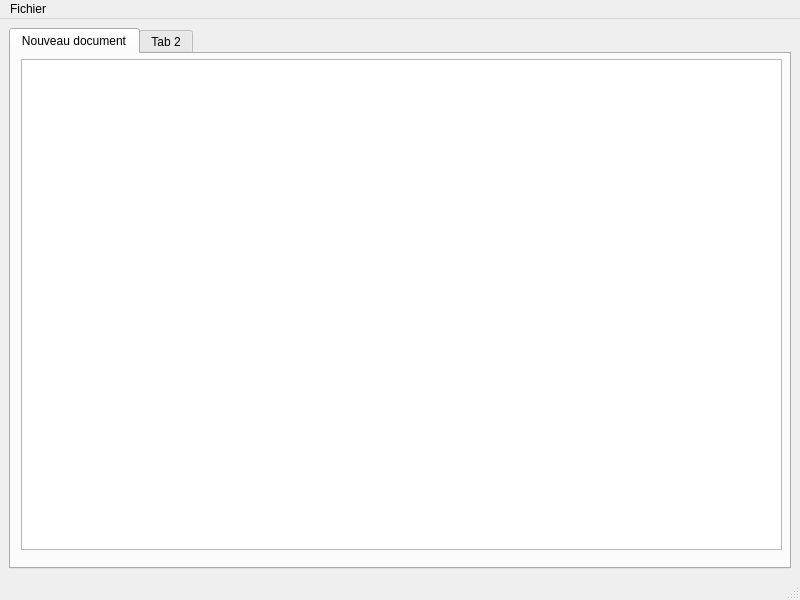
First picture: the form in text_editor/mainwindow.ui, repository NathanBnvn/Text_editor, before the edit.
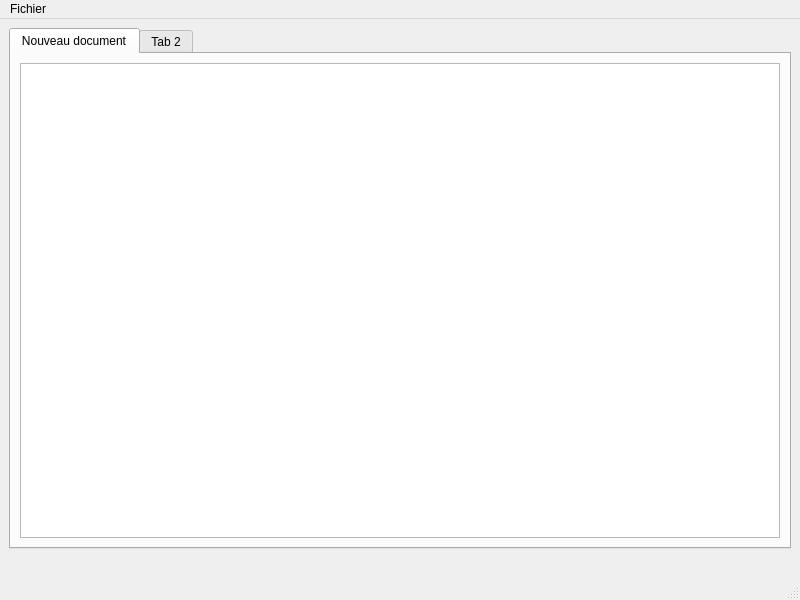
Second picture: the form after the edit.

Commit message: add part3 + edition management

The edit to the form file:
```diff
--- a/text_editor/mainwindow.ui
+++ b/text_editor/mainwindow.ui
@@ -24,16 +24,11 @@
        <attribute name="title">
         <string>Nouveau document</string>
        </attribute>
-       <widget class="QTextEdit" name="textContainer">
-        <property name="geometry">
-         <rect>
-          <x>10</x>
-          <y>5</y>
-          <width>761</width>
-          <height>491</height>
-         </rect>
-        </property>
-       </widget>
+       <layout class="QVBoxLayout" name="verticalLayout_3">
+        <item>
+         <widget class="QTextEdit" name="textContainer"/>
+        </item>
+       </layout>
       </widget>
       <widget class="QWidget" name="tab_2">
        <attribute name="title">
@@ -42,6 +37,13 @@
       </widget>
      </widget>
     </item>
+    <item>
+     <widget class="QLabel" name="labelCursor">
+      <property name="text">
+       <string/>
+      </property>
+     </widget>
+    </item>
    </layout>
   </widget>
   <widget class="QMenuBar" name="menubar">
```
The commit also changes 2 other files.
